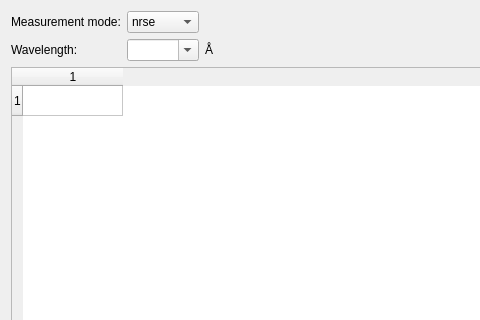
The window that nicos_mlz/reseda/gui/tunewavetable.ui (mlz-ictrl/nicos) describes before a commit, drawn with Qt 5; both pictures show x 0 to 480 and y 0 to 320 of the 799 by 520 pixel window.
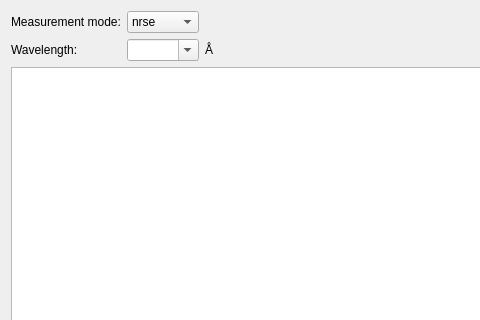
The same window after the commit.

Commit message:
RESEDA: Tunewave table is not available short after daemon startup
The tunewave table values are not available after restarting the daemon
and connecting with the client due to an error if accessing to the
device configured in the setup. The access to the server is to early so
the device is not available at that moment.

Fixes: #3727

The edit to the form file:
```diff
--- a/nicos_mlz/reseda/gui/tunewavetable.ui
+++ b/nicos_mlz/reseda/gui/tunewavetable.ui
@@ -119,10 +119,10 @@
       <bool>true</bool>
      </property>
      <property name="rowCount">
-      <number>1</number>
+      <number>0</number>
      </property>
      <property name="columnCount">
-      <number>1</number>
+      <number>0</number>
      </property>
      <attribute name="horizontalHeaderVisible">
       <bool>true</bool>
@@ -136,8 +136,6 @@
      <attribute name="verticalHeaderStretchLastSection">
       <bool>false</bool>
      </attribute>
-     <row/>
-     <column/>
     </widget>
    </item>
   </layout>
```
The commit also changes 1 other file.
